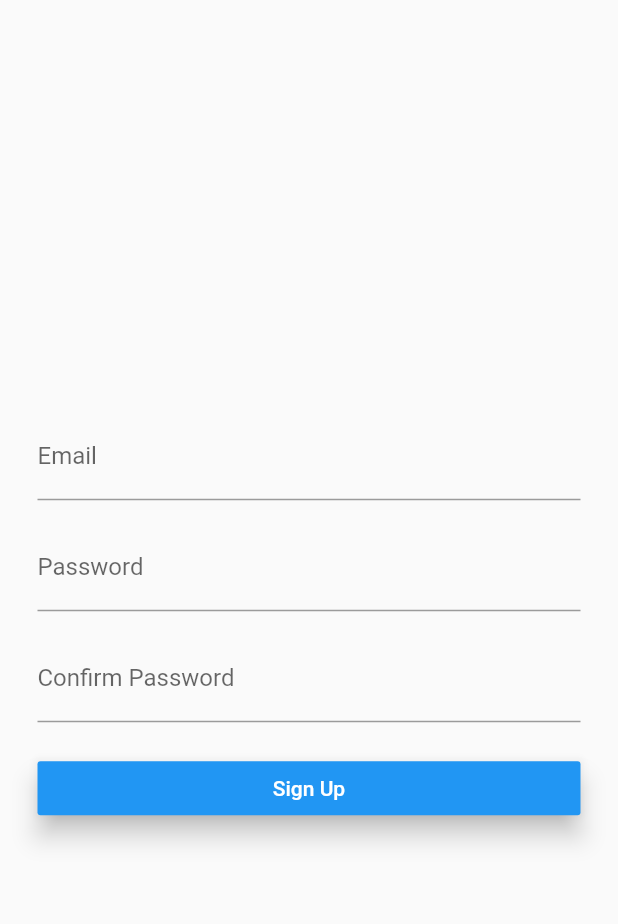
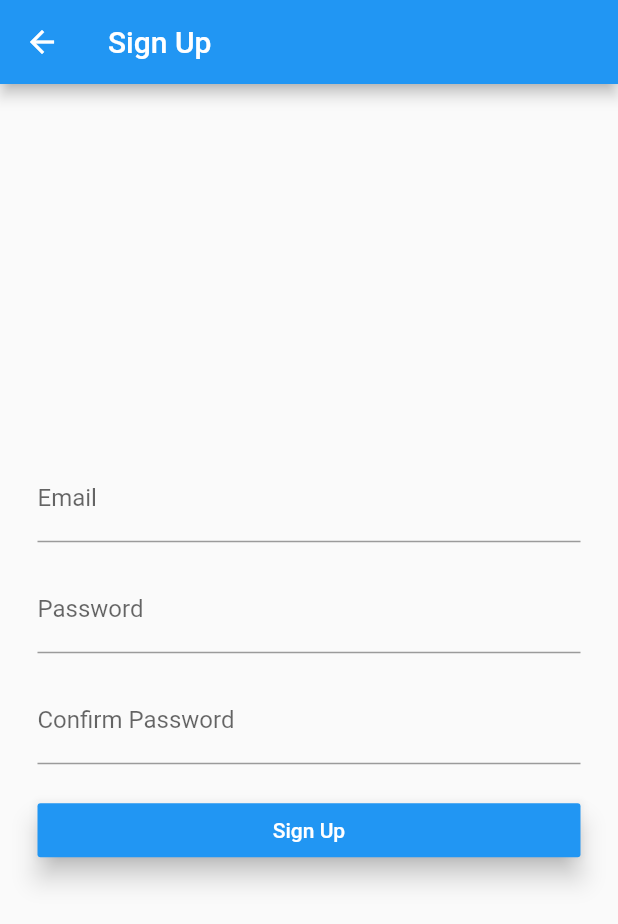
Before and after one commit to bfazeli/Mochichi_v0.1, a Flutter app: the screen it shows after launch, after a tap on "Sign Up", on a phone screen of 412 x 824 dp. Shown: the top 924 px of the screen. Run offline on Flutter 3.47's test engine with Material 2 defaults, Android fonts, the phone set to English and light mode, and no system bars; our stand-ins replace cloud_firestore, firebase_auth, firebase_core; accounts and stored records are empty.

Commit message:
Update: Added a few strings for reuse as headers and a way for user to go back if they missclick signup

```diff
--- a/lib/homepage.dart
+++ b/lib/homepage.dart
@@ -1,5 +1,6 @@
 import 'package:flutter/material.dart';
 import 'package:firebase_auth/firebase_auth.dart';
+import 'strings.dart';
 
 class HomePage extends StatefulWidget {
   @override
@@ -11,7 +12,7 @@ class _HomePageState extends State<HomePage> {
   Widget build(BuildContext context) {
     return new Scaffold(
       appBar: AppBar(
-        title: Text("Dashboard"),
+        title: Text(Strings.appTitle),
         centerTitle: true,
       ),
       body: Center(
--- a/lib/loginpage.dart
+++ b/lib/loginpage.dart
@@ -1,5 +1,6 @@
 import 'package:flutter/material.dart';
 import 'package:firebase_auth/firebase_auth.dart';
+import 'strings.dart';
 
 const padding = EdgeInsets.all(25.0);
 
@@ -15,6 +16,9 @@ class _LoginPageState extends State<LoginPage> {
   @override
   Widget build(BuildContext context) {
     return Scaffold(
+      appBar: AppBar(
+        title: Text(Strings.appTitle),
+      ),
       body: Container(
         padding: padding,
         child: Column(
--- a/lib/main.dart
+++ b/lib/main.dart
@@ -1,6 +1,7 @@
 import 'package:flutter/material.dart';
 import 'package:firebase_core/firebase_core.dart';
 
+import 'strings.dart';
 import 'homepage.dart';
 import 'loginpage.dart';
 import 'signuppage.dart';
@@ -16,6 +17,8 @@ class _MochichiState extends State<Mochichi> {
   @override
   Widget build(BuildContext context) {
     return MaterialApp(
+      title: Strings.appTitle,
+      theme: ThemeData.light(),
       home: LoginPage(),
       routes: <String, WidgetBuilder> {
         '/landingpage': (BuildContext context) => Mochichi(),
--- a/lib/services/usermanagement.dart
+++ b/lib/services/usermanagement.dart
@@ -7,6 +7,7 @@ class UserManagement {
       'email': user.email,
       'uid': user.uid
     }).then((value) {
+      print(value);
       Navigator.of(context).pop();
       Navigator.of(context).pushReplacementNamed('/homepage');
     })
--- a/lib/signuppage.dart
+++ b/lib/signuppage.dart
@@ -1,4 +1,5 @@
 import 'package:flutter/material.dart';
+import 'strings.dart';
 import './signupform.dart';
 
 
@@ -8,10 +9,12 @@ class SignUpPage extends StatefulWidget {
 }
 
 class _SignUpPageState extends State<SignUpPage> {
-
   @override
   Widget build(BuildContext context) {
     return Scaffold(
+      appBar: AppBar(
+        title: Text(Strings.signUp),
+      ),
       body: SignUpForm(),
     );
   }
--- /dev/null
+++ b/lib/strings.dart
@@ -0,0 +1,5 @@
+class Strings {
+  static String appTitle = "Mochichi";
+  static String signUp = "Sign Up";
+  static String cancel = "Cancel";
+}
```
Also changed, not shown: lib/signupform.dart (+19 -9 lines).
